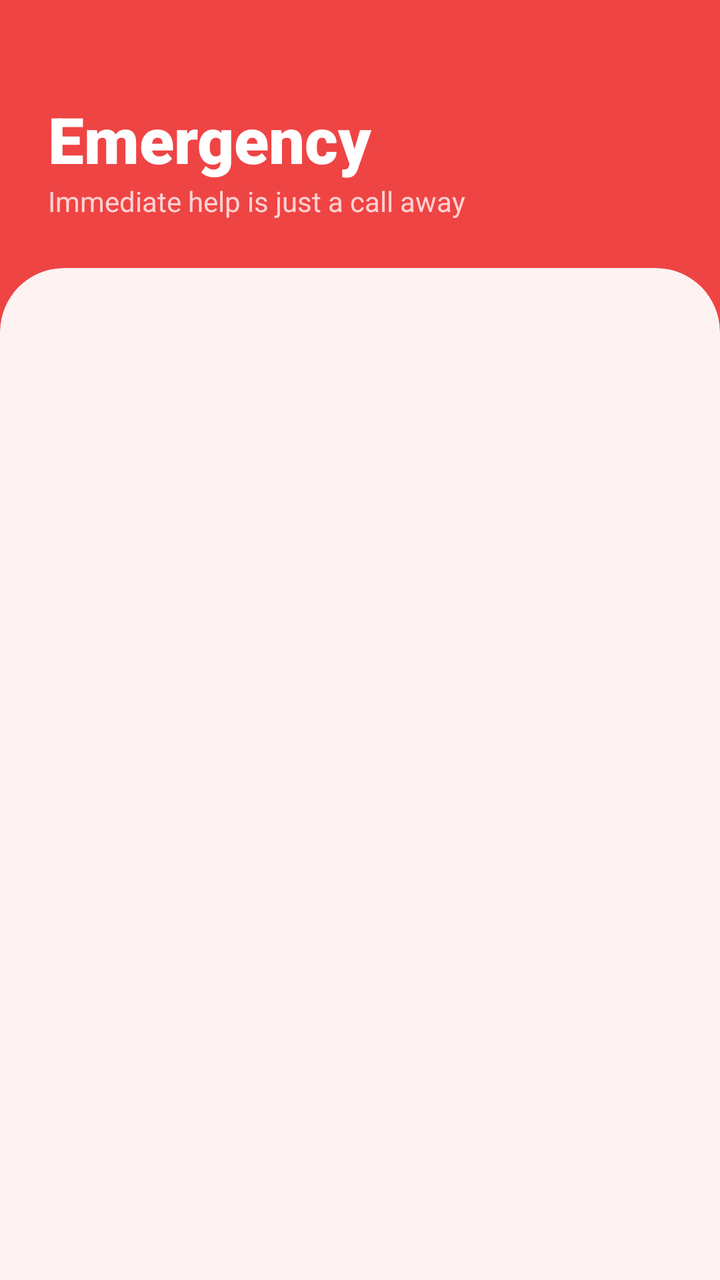
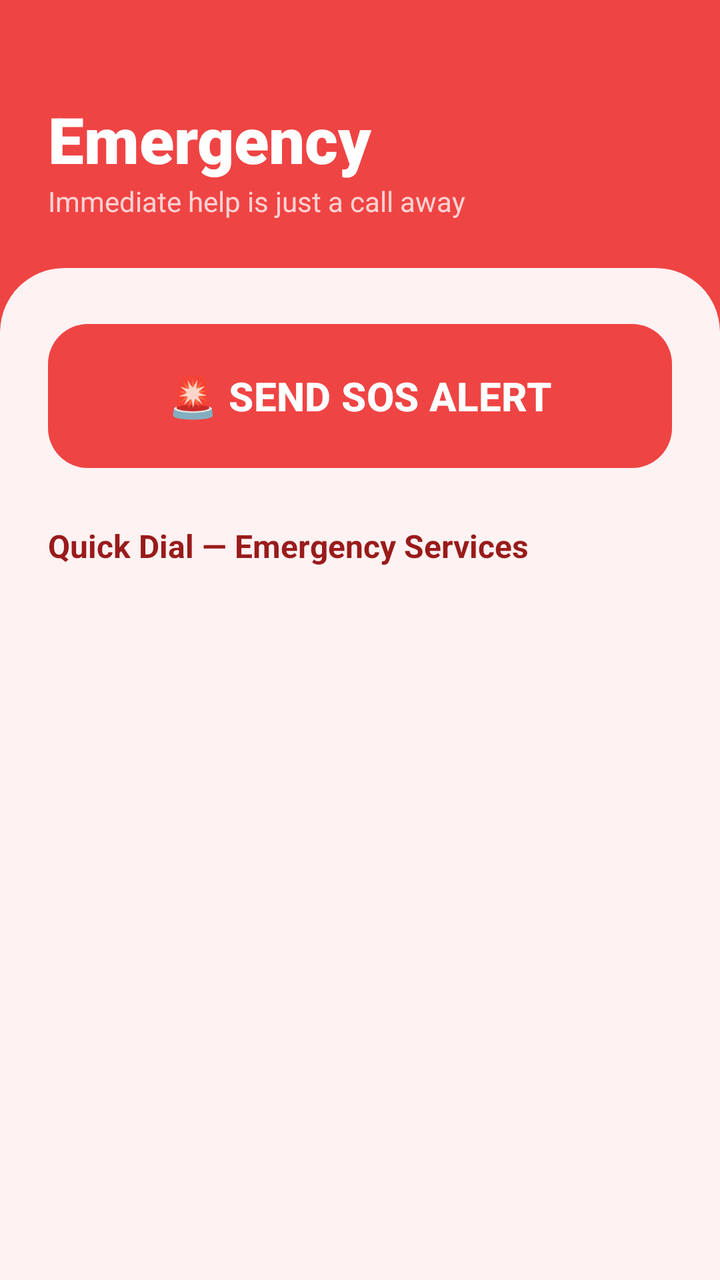

Compare the two renders of this Android layout. The source of the first and the diff that turns it into the second are given below.
<!-- AndroidManifest.xml: application theme Theme.CareLanka -->
<!-- res/layout/activity_emergency.xml -->
<?xml version="1.0" encoding="utf-8"?>
<androidx.constraintlayout.widget.ConstraintLayout xmlns:android="http://schemas.android.com/apk/res/android"
    xmlns:app="http://schemas.android.com/apk/res-auto"
    xmlns:tools="http://schemas.android.com/tools"
    android:layout_width="match_parent"
    android:layout_height="match_parent"
    android:background="#FEF2F2">

    
    <View
        android:id="@+id/headerView"
        android:layout_width="match_parent"
        android:layout_height="180dp"
        android:background="#EF4444"
        app:layout_constraintTop_toTopOf="parent" />

    <TextView
        android:id="@+id/tvTitle"
        android:layout_width="wrap_content"
        android:layout_height="wrap_content"
        android:layout_marginStart="24dp"
        android:layout_marginTop="48dp"
        android:text="Emergency"
        android:textColor="@color/white"
        android:textSize="32sp"
        android:fontFamily="sans-serif-black"
        app:layout_constraintStart_toStartOf="parent"
        app:layout_constraintTop_toTopOf="parent" />

    <TextView
        android:id="@+id/tvSubtitle"
        android:layout_width="wrap_content"
        android:layout_height="wrap_content"
        android:text="Immediate help is just a call away"
        android:textColor="#FEE2E2"
        android:textSize="14sp"
        android:alpha="0.9"
        app:layout_constraintStart_toStartOf="@+id/tvTitle"
        app:layout_constraintTop_toBottomOf="@+id/tvTitle" />

    <com.google.android.material.card.MaterialCardView
        android:layout_width="match_parent"
        android:layout_height="0dp"
        android:layout_marginTop="24dp"
        app:cardCornerRadius="32dp"
        app:cardElevation="0dp"
        app:strokeWidth="0dp"
        app:cardBackgroundColor="#FEF2F2"
        app:layout_constraintBottom_toBottomOf="parent"
        app:layout_constraintTop_toBottomOf="@+id/tvSubtitle">

        <androidx.recyclerview.widget.RecyclerView
            android:id="@+id/recyclerEmergency"
            android:layout_width="match_parent"
            android:layout_height="match_parent"
            android:paddingHorizontal="16dp"
            android:paddingTop="20dp"
            android:paddingBottom="24dp"
            android:clipToPadding="false"
            android:scrollbars="none"
            tools:listitem="@layout/item_emergency"/>

    </com.google.android.material.card.MaterialCardView>

</androidx.constraintlayout.widget.ConstraintLayout>
<!-- res/layout/item_emergency.xml (included above) -->
<?xml version="1.0" encoding="utf-8"?>
<com.google.android.material.card.MaterialCardView xmlns:android="http://schemas.android.com/apk/res/android"
    xmlns:app="http://schemas.android.com/apk/res-auto"
    android:layout_width="match_parent"
    android:layout_height="wrap_content"
    android:layout_marginHorizontal="16dp"
    android:layout_marginVertical="8dp"
    app:cardCornerRadius="24dp"
    app:cardElevation="2dp"
    app:strokeWidth="0dp"
    app:cardBackgroundColor="#FFFFFF">

    <LinearLayout
        android:layout_width="match_parent"
        android:layout_height="wrap_content"
        android:orientation="horizontal"
        android:padding="16dp"
        android:gravity="center_vertical">

        
        <com.google.android.material.card.MaterialCardView
            android:layout_width="60dp"
            android:layout_height="60dp"
            app:cardCornerRadius="18dp"
            app:cardElevation="0dp"
            app:cardBackgroundColor="#FEF2F2"
            app:strokeWidth="0dp">
            <TextView
                android:id="@+id/tvEmergencyIcon"
                android:layout_width="wrap_content"
                android:layout_height="wrap_content"
                android:layout_gravity="center"
                android:text="🚑"
                android:textSize="28sp"/>
        </com.google.android.material.card.MaterialCardView>

        <LinearLayout
            android:layout_width="0dp"
            android:layout_height="wrap_content"
            android:layout_weight="1"
            android:orientation="vertical"
            android:layout_marginStart="16dp">

            <TextView
                android:id="@+id/tvEmergencyName"
                android:layout_width="wrap_content"
                android:layout_height="wrap_content"
                android:text="Suwa Seriya"
                android:textSize="17sp"
                android:fontFamily="sans-serif-black"
                android:textColor="#1E293B"
                android:letterSpacing="-0.01"/>

            <TextView
                android:id="@+id/tvEmergencyNumber"
                android:layout_width="wrap_content"
                android:layout_height="wrap_content"
                android:text="1990"
                android:textColor="#EF4444"
                android:textSize="15sp"
                android:layout_marginTop="2dp"
                android:fontFamily="sans-serif-black"
                android:letterSpacing="0.05"/>
        </LinearLayout>

        
        <com.google.android.material.button.MaterialButton
            android:id="@+id/btnCallNow"
            style="@style/Widget.Material3.Button.TonalButton"
            android:layout_width="wrap_content"
            android:layout_height="54dp"
            android:text="CALL"
            android:textColor="#EF4444"
            android:fontFamily="sans-serif-black"
            app:backgroundTint="#FEE2E2"
            app:cornerRadius="16dp"
            app:icon="@android:drawable/ic_menu_call"
            app:iconTint="#EF4444"
            android:paddingHorizontal="16dp"/>

    </LinearLayout>
</com.google.android.material.card.MaterialCardView>
<!-- resources referenced by this layout -->
<resources>
  <style name="Base.Theme.CareLanka" parent="Theme.Material3.DayNight.NoActionBar">
          
          
      </style>
  <!-- unchanged entries left out for length: 2 -->
</resources>

<!-- the commit's change to res/layout/activity_emergency.xml (unified diff, before → after) -->
@@ -49,16 +49,45 @@
         app:layout_constraintBottom_toBottomOf="parent"
         app:layout_constraintTop_toBottomOf="@+id/tvSubtitle">
 
-        <androidx.recyclerview.widget.RecyclerView
-            android:id="@+id/recyclerEmergency"
+        <LinearLayout
             android:layout_width="match_parent"
             android:layout_height="match_parent"
-            android:paddingHorizontal="16dp"
-            android:paddingTop="20dp"
-            android:paddingBottom="24dp"
-            android:clipToPadding="false"
-            android:scrollbars="none"
-            tools:listitem="@layout/item_emergency"/>
+            android:orientation="vertical"
+            android:paddingHorizontal="24dp"
+            android:paddingTop="24dp">
+
+            
+            <com.google.android.material.button.MaterialButton
+                android:id="@+id/btnSosPanic"
+                android:layout_width="match_parent"
+                android:layout_height="80dp"
+                android:text="🚨 SEND SOS ALERT"
+                android:textSize="20sp"
+                android:textStyle="bold"
+                android:textColor="@color/white"
+                app:backgroundTint="#EF4444"
+                app:cornerRadius="20dp"
+                app:elevation="8dp"
+                android:layout_marginBottom="24dp"/>
+
+            <TextView
+                android:layout_width="wrap_content"
+                android:layout_height="wrap_content"
+                android:text="Quick Dial — Emergency Services"
+                android:textColor="#991B1B"
+                android:textSize="16sp"
+                android:textStyle="bold"
+                android:layout_marginBottom="12dp" />
+
+            <androidx.recyclerview.widget.RecyclerView
+                android:id="@+id/recyclerEmergency"
+                android:layout_width="match_parent"
+                android:layout_height="match_parent"
+                android:clipToPadding="false"
+                android:scrollbars="none"
+                tools:listitem="@layout/item_emergency"/>
+
+        </LinearLayout>
 
     </com.google.android.material.card.MaterialCardView>
 
@@ -67,82 +96,104 @@
 <?xml version="1.0" encoding="utf-8"?>
 <com.google.android.material.card.MaterialCardView xmlns:android="http://schemas.android.com/apk/res/android"
     xmlns:app="http://schemas.android.com/apk/res-auto"
+    android:id="@+id/cardEmergencyItem"
     android:layout_width="match_parent"
     android:layout_height="wrap_content"
     android:layout_marginHorizontal="16dp"
-    android:layout_marginVertical="8dp"
-    app:cardCornerRadius="24dp"
+    android:layout_marginVertical="6dp"
+    android:clickable="true"
+    android:focusable="true"
+    app:cardBackgroundColor="#FFEBEE"
+    app:cardCornerRadius="2dp"
     app:cardElevation="2dp"
-    app:strokeWidth="0dp"
-    app:cardBackgroundColor="#FFFFFF">
+    app:strokeWidth="0dp">
 
-    <LinearLayout
+    <androidx.constraintlayout.widget.ConstraintLayout
         android:layout_width="match_parent"
         android:layout_height="wrap_content"
-        android:orientation="horizontal"
-        android:padding="16dp"
-        android:gravity="center_vertical">
+        android:paddingEnd="16dp">
+
+        
+        <View
+            android:id="@+id/leftBorder"
+            android:layout_width="4dp"
+            android:layout_height="0dp"
+            android:background="#D32F2F"
+            app:layout_constraintBottom_toBottomOf="parent"
+            app:layout_constraintStart_toStartOf="parent"
+            app:layout_constraintTop_toTopOf="parent" />
 
         
         <com.google.android.material.card.MaterialCardView
-            android:layout_width="60dp"
-            android:layout_height="60dp"
-            app:cardCornerRadius="18dp"
+            android:id="@+id/iconContainer"
+            android:layout_width="48dp"
+            android:layout_height="48dp"
+            android:layout_marginVertical="16dp"
+            android:layout_marginStart="16dp"
+            app:cardBackgroundColor="#D32F2F"
+            app:cardCornerRadius="24dp"
             app:cardElevation="0dp"
-            app:cardBackgroundColor="#FEF2F2"
-            app:strokeWidth="0dp">
+            app:layout_constraintBottom_toBottomOf="parent"
+            app:layout_constraintStart_toEndOf="@id/leftBorder"
+            app:layout_constraintTop_toTopOf="parent">
             <TextView
                 android:id="@+id/tvEmergencyIcon"
                 android:layout_width="wrap_content"
                 android:layout_height="wrap_content"
                 android:layout_gravity="center"
                 android:text="🚑"
-                android:textSize="28sp"/>
+                android:textSize="24sp" />
         </com.google.android.material.card.MaterialCardView>
 
         <LinearLayout
             android:layout_width="0dp"
             android:layout_height="wrap_content"
-            android:layout_weight="1"
+            android:layout_marginStart="12dp"
+            android:layout_marginEnd="8dp"
             android:orientation="vertical"
-            android:layout_marginStart="16dp">
+            app:layout_constraintBottom_toBottomOf="parent"
+            app:layout_constraintEnd_toStartOf="@+id/btnCallNow"
+            app:layout_constraintStart_toEndOf="@id/iconContainer"
+            app:layout_constraintTop_toTopOf="parent">
 
             <TextView
                 android:id="@+id/tvEmergencyName"
                 android:layout_width="wrap_content"
                 android:layout_height="wrap_content"
-                android:text="Suwa Seriya"
-                android:textSize="17sp"
-                android:fontFamily="sans-serif-black"
-                android:textColor="#1E293B"
-                android:letterSpacing="-0.01"/>
+                android:text="Service Name"
+                android:textColor="#1A1A1A"
+                android:textSize="16sp"
+                android:textStyle="bold" />
 
             <TextView
                 android:id="@+id/tvEmergencyNumber"
                 android:layout_width="wrap_content"
                 android:layout_height="wrap_content"
+                android:layout_marginTop="2dp"
                 android:text="1990"
-                android:textColor="#EF4444"
-                android:textSize="15sp"
-                android:layout_marginTop="2dp"
-                android:fontFamily="sans-serif-black"
-                android:letterSpacing="0.05"/>
+                android:textColor="#2E7D32"
+                android:textSize="14sp"
+                android:textStyle="bold" />
         </LinearLayout>
 
-        
         <com.google.android.material.button.MaterialButton
             android:id="@+id/btnCallNow"
             style="@style/Widget.Material3.Button.TonalButton"
             android:layout_width="wrap_content"
-            android:layout_height="54dp"
-            android:text="CALL"
-            android:textColor="#EF4444"
-            android:fontFamily="sans-serif-black"
-            app:backgroundTint="#FEE2E2"
+            android:layout_height="wrap_content"
+            android:minHeight="0dp"
+            android:paddingHorizontal="12dp"
+            android:paddingVertical="8dp"
+            android:text="CALL NOW"
+            android:textColor="#D32F2F"
+            android:textSize="12sp"
+            android:textStyle="bold"
+            app:backgroundTint="#FFCDD2"
             app:cornerRadius="16dp"
-            app:icon="@android:drawable/ic_menu_call"
-            app:iconTint="#EF4444"
-            android:paddingHorizontal="16dp"/>
+            app:layout_constraintBottom_toBottomOf="parent"
+            app:layout_constraintEnd_toEndOf="parent"
+            app:layout_constraintTop_toTopOf="parent" />
 
-    </LinearLayout>
+    </androidx.constraintlayout.widget.ConstraintLayout>
+
 </com.google.android.material.card.MaterialCardView>
<!-- resource entries referenced after the edit -->
@@ -1,9 +1,90 @@
 <!-- resources referenced by this layout -->
 <resources>
-  <style name="Base.Theme.CareLanka" parent="Theme.Material3.DayNight.NoActionBar">
+  <style name="Base.Theme.CareLanka" parent="Theme.Material3.Light.NoActionBar">
           
+          <item name="colorPrimary">@color/primary</item>
+          <item name="colorOnPrimary">@color/onPrimary</item>
+          <item name="colorPrimaryContainer">@color/primaryContainer</item>
+          <item name="colorOnPrimaryContainer">@color/onPrimaryContainer</item>
+  
           
+          <item name="colorSecondary">@color/secondary</item>
+          <item name="colorOnSecondary">@color/onSecondary</item>
+          <item name="colorSecondaryContainer">@color/secondaryContainer</item>
+          <item name="colorOnSecondaryContainer">@color/onSecondaryContainer</item>
+  
+          
+          <item name="colorTertiary">@color/tertiary</item>
+          <item name="colorOnTertiary">@color/onTertiary</item>
+          <item name="colorTertiaryContainer">@color/tertiaryContainer</item>
+          <item name="colorOnTertiaryContainer">@color/onTertiaryContainer</item>
+  
+          
+          <item name="android:statusBarColor">@color/white</item>
+          <item name="android:windowLightStatusBar">true</item>
+          <item name="android:navigationBarColor">@color/white</item>
+  
+          
+          <item name="android:windowBackground">@color/background</item>
+          <item name="colorSurface">@color/surface</item>
+          <item name="colorOnSurface">@color/onSurface</item>
+          <item name="colorSurfaceVariant">@color/surfaceVariant</item>
+          <item name="colorOnSurfaceVariant">@color/onSurfaceVariant</item>
+          <item name="colorOutline">@color/outline</item>
+  
+          
+          <item name="textAppearanceHeadlineLarge">@style/TextAppearance.CareLanka.HeadlineLarge</item>
+          <item name="textAppearanceHeadlineMedium">@style/TextAppearance.CareLanka.HeadlineMedium</item>
+          <item name="textAppearanceHeadlineSmall">@style/TextAppearance.CareLanka.HeadlineSmall</item>
+          <item name="textAppearanceBodyLarge">@style/TextAppearance.CareLanka.BodyLarge</item>
+          <item name="textAppearanceBodyMedium">@style/TextAppearance.CareLanka.BodyMedium</item>
       </style>
+  <color name="primary">#1976D2</color>
+  <color name="onPrimary">#FFFFFF</color>
+  <color name="primaryContainer">#D7E3FF</color>
+  <color name="onPrimaryContainer">#001B3F</color>
+  <color name="secondary">#00897B</color>
+  <color name="onSecondary">#FFFFFF</color>
+  <color name="secondaryContainer">#B2DFDB</color>
+  <color name="onSecondaryContainer">#00201C</color>
+  <color name="tertiary">#4CAF50</color>
+  <color name="onTertiary">#FFFFFF</color>
+  <color name="tertiaryContainer">#C8E6C9</color>
+  <color name="onTertiaryContainer">#002107</color>
+  <color name="background">#F5F5F5</color>
+  <color name="surface">#FFFFFF</color>
+  <color name="onSurface">#212121</color>
+  <color name="surfaceVariant">#E0E2EC</color>
+  <color name="onSurfaceVariant">#757575</color>
+  <color name="outline">#74777F</color>
+  <style name="TextAppearance.CareLanka.HeadlineLarge" parent="TextAppearance.Material3.HeadlineLarge">
+          <item name="android:textSize">@dimen/text_headline_large</item>
+          <item name="android:textStyle">bold</item>
+          <item name="android:textColor">@color/onSurface</item>
+      </style>
+  <style name="TextAppearance.CareLanka.HeadlineMedium" parent="TextAppearance.Material3.HeadlineMedium">
+          <item name="android:textSize">@dimen/text_headline_medium</item>
+          <item name="android:textStyle">bold</item>
+          <item name="android:textColor">@color/onSurface</item>
+      </style>
+  <style name="TextAppearance.CareLanka.HeadlineSmall" parent="TextAppearance.Material3.HeadlineSmall">
+          <item name="android:textSize">@dimen/text_headline_small</item>
+          <item name="android:textStyle">bold</item>
+          <item name="android:textColor">@color/onSurface</item>
+      </style>
+  <style name="TextAppearance.CareLanka.BodyLarge" parent="TextAppearance.Material3.BodyLarge">
+          <item name="android:textSize">@dimen/text_body_large</item>
+          <item name="android:textColor">@color/onSurface</item>
+      </style>
+  <style name="TextAppearance.CareLanka.BodyMedium" parent="TextAppearance.Material3.BodyMedium">
+          <item name="android:textSize">@dimen/text_body</item>
+          <item name="android:textColor">@color/onSurfaceVariant</item>
+      </style>
+  <dimen name="text_headline_large">32sp</dimen>
+  <dimen name="text_headline_medium">24sp</dimen>
+  <dimen name="text_headline_small">20sp</dimen>
+  <dimen name="text_body_large">16sp</dimen>
+  <dimen name="text_body">14sp</dimen>
   <!-- unchanged entries left out for length: 2 -->
 </resources>
 
